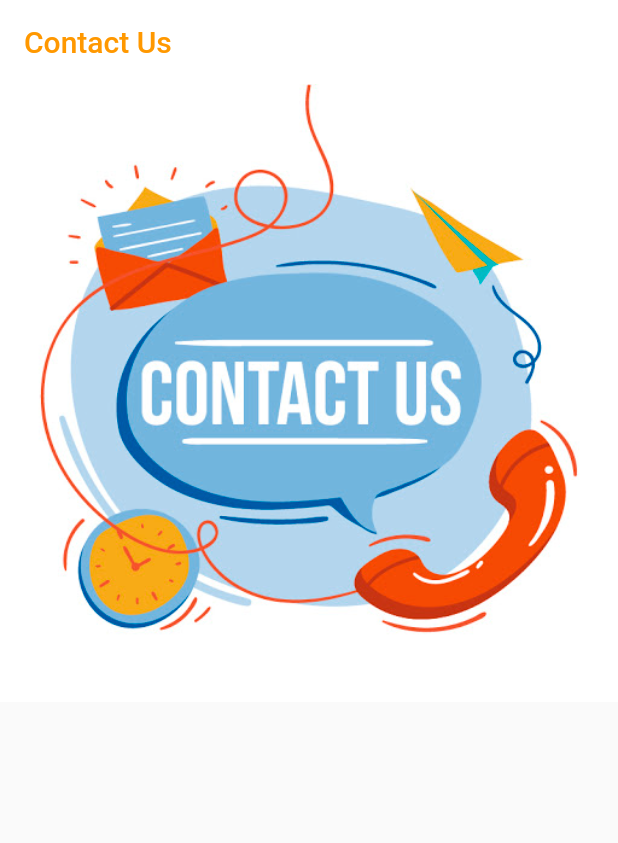
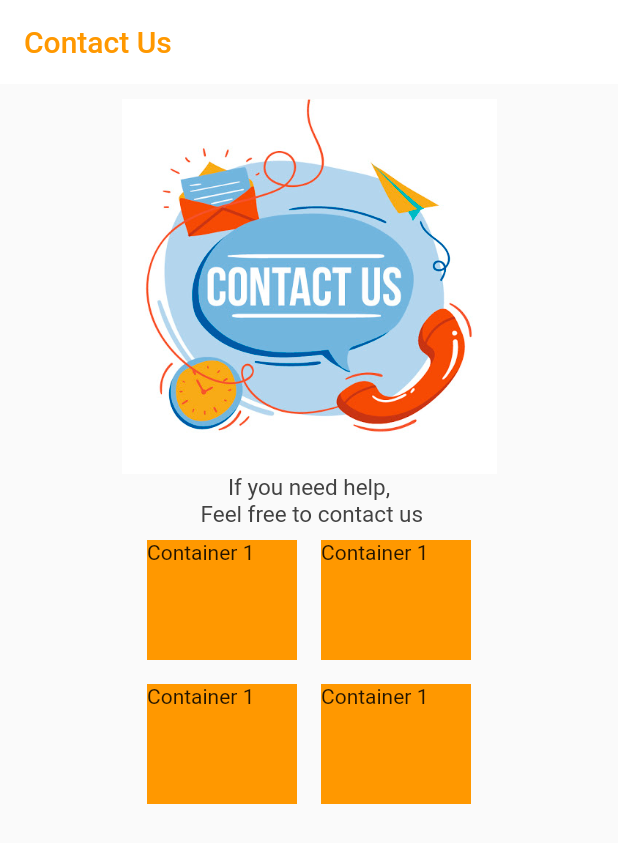
Before and after one commit to devrajgaur/contact_us, a Flutter app: the screen it shows after launch, on a phone screen of 412 x 824 dp. Shown: the top 843 px of the screen. Run offline on Flutter 3.47's test engine with Material 2 defaults, Android fonts, the phone set to English and light mode, and no system bars.

Commit message:
Learned to add columns, rows, adding images, aligning images, containers, padding, etc

```diff
--- a/lib/main.dart
+++ b/lib/main.dart
@@ -21,7 +21,68 @@ class contact extends StatelessWidget {
           backgroundColor: Colors.white,
         ),
         body: Column(
-          children: <Widget>[Image.asset('images/contact.jpg')],
+          children: <Widget>[
+            SizedBox(
+              height: 10,
+            ),
+            Center(
+              child: Image.asset(
+                'images/contact.jpg',
+                height: 250,
+              ),
+            ),
+            Text(
+              'If you need help, \n Feel free to contact us',
+              textAlign: TextAlign.center,
+              style: TextStyle(fontSize: 15, color: Colors.grey[800]),
+            ),
+            Row(
+              mainAxisAlignment: MainAxisAlignment.center,
+              children: <Widget>[
+                Padding(
+                  padding: const EdgeInsets.all(8.0),
+                  child: Container(
+                    height: 80,
+                    width: 100,
+                    color: Colors.orange,
+                    child: Text('Container 1'),
+                  ),
+                ),
+                Padding(
+                  padding: const EdgeInsets.all(8.0),
+                  child: Container(
+                    height: 80,
+                    width: 100,
+                    color: Colors.orange,
+                    child: Text('Container 1'),
+                  ),
+                ),
+              ],
+            ),
+            Row(
+              mainAxisAlignment: MainAxisAlignment.center,
+              children: <Widget>[
+                Padding(
+                  padding: const EdgeInsets.all(8.0),
+                  child: Container(
+                    height: 80,
+                    width: 100,
+                    color: Colors.orange,
+                    child: Text('Container 1'),
+                  ),
+                ),
+                Padding(
+                  padding: const EdgeInsets.all(8.0),
+                  child: Container(
+                    height: 80,
+                    width: 100,
+                    color: Colors.orange,
+                    child: Text('Container 1'),
+                  ),
+                ),
+              ],
+            ),
+          ],
         ),
       ),
     );
```
